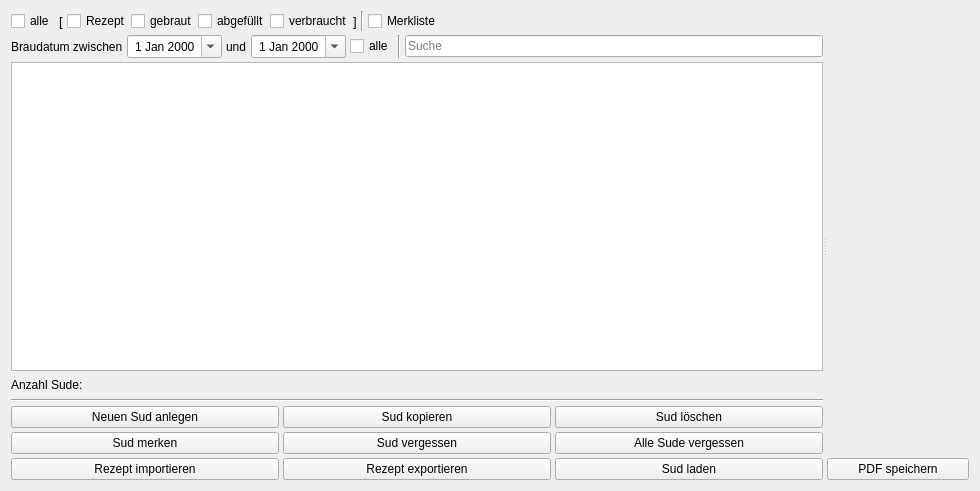
Qt form kleiner-brauhelfer/tabsudauswahl.ui (kleiner-brauhelfer/kleiner-brauhelfer-2) before a commit.
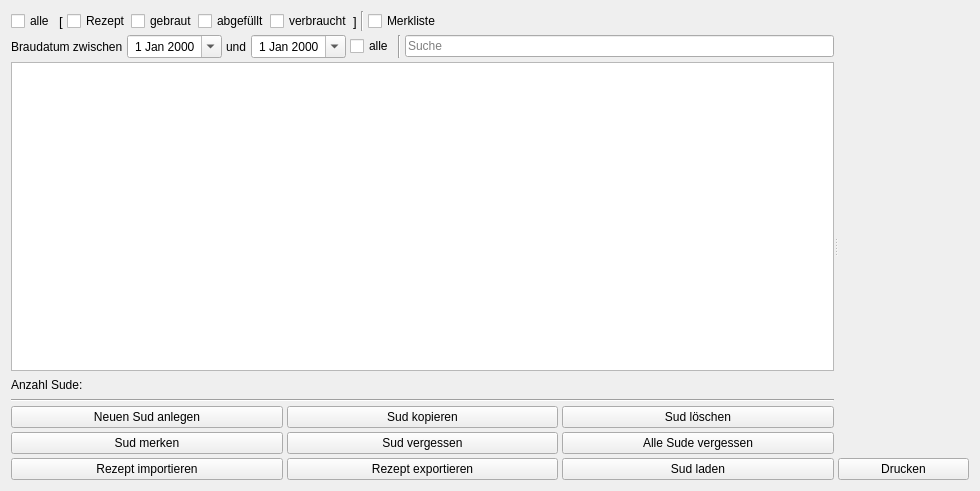
The same form after that commit. Custom widgets are drawn as their Qt base class.

Commit message: Direktes Drucken des Spickzettels und Zusammenfassung

The edit to the form file:
```diff
--- a/kleiner-brauhelfer/tabsudauswahl.ui
+++ b/kleiner-brauhelfer/tabsudauswahl.ui
@@ -388,7 +388,7 @@
        <item>
         <widget class="QPushButton" name="btnToPdf">
          <property name="text">
-          <string>PDF speichern</string>
+          <string>Drucken</string>
          </property>
         </widget>
        </item>
```
Left out of the diff: 3 changed lines with no effect on the pictures. The commit also changes 13 other files.
